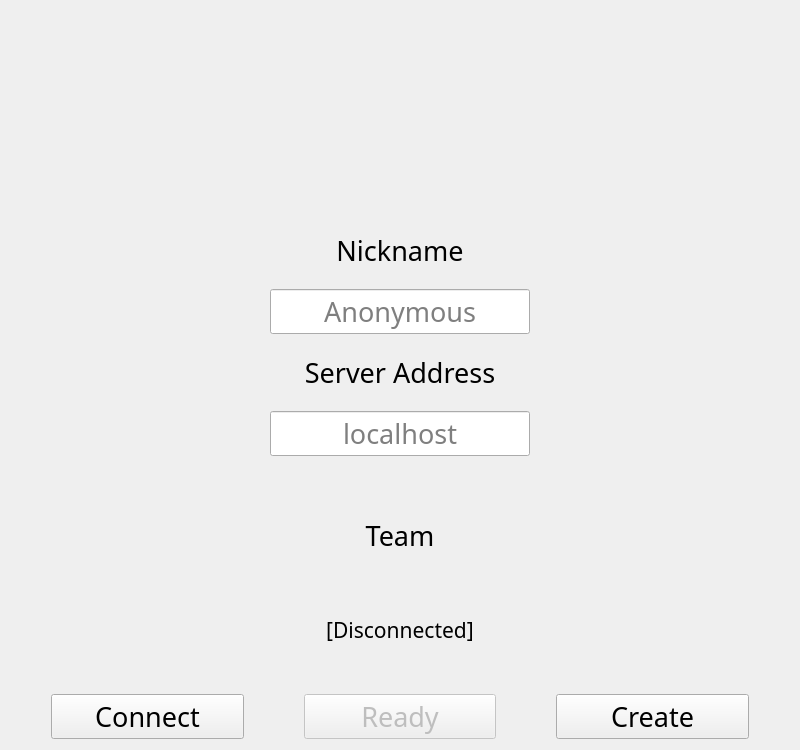
The window that src/startWindow/startWindow.ui (Generals-OI/Generals.OI) describes before a commit, drawn with Qt 5.
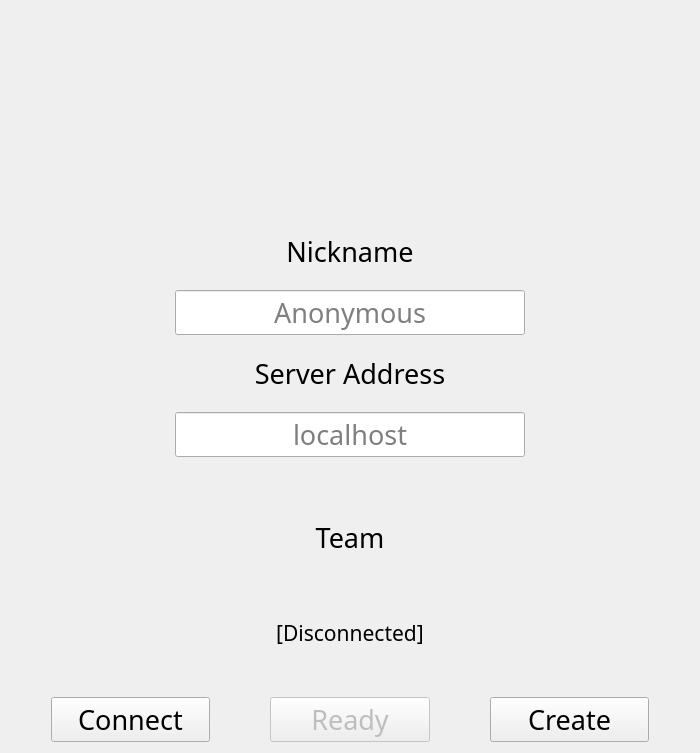
The same window after the commit. Icons and pictures are not drawn.

```diff
--- a/src/startWindow/startWindow.ui
+++ b/src/startWindow/startWindow.ui
@@ -6,13 +6,13 @@
    <rect>
     <x>0</x>
     <y>0</y>
-    <width>800</width>
-    <height>750</height>
+    <width>700</width>
+    <height>753</height>
    </rect>
   </property>
   <property name="minimumSize">
    <size>
-    <width>0</width>
+    <width>700</width>
     <height>0</height>
    </size>
   </property>
@@ -123,7 +123,7 @@
       </spacer>
      </item>
      <item>
-      <layout class="QVBoxLayout" name="vlInput">
+      <layout class="QVBoxLayout" name="vlInput" stretch="10,10,10,10">
        <property name="spacing">
         <number>20</number>
        </property>
@@ -135,6 +135,18 @@
        </property>
        <item>
         <widget class="QLabel" name="lbNickName">
+         <property name="sizePolicy">
+          <sizepolicy hsizetype="Preferred" vsizetype="Preferred">
+           <horstretch>10</horstretch>
+           <verstretch>0</verstretch>
+          </sizepolicy>
+         </property>
+         <property name="minimumSize">
+          <size>
+           <width>350</width>
+           <height>0</height>
+          </size>
+         </property>
          <property name="font">
           <font>
            <family>Quicksand Bold</family>
@@ -152,6 +164,18 @@
        </item>
        <item>
         <widget class="QLineEdit" name="leNickName">
+         <property name="sizePolicy">
+          <sizepolicy hsizetype="Expanding" vsizetype="Preferred">
+           <horstretch>10</horstretch>
+           <verstretch>0</verstretch>
+          </sizepolicy>
+         </property>
+         <property name="minimumSize">
+          <size>
+           <width>350</width>
+           <height>0</height>
+          </size>
+         </property>
          <property name="font">
           <font>
            <family>Quicksand Medium</family>
@@ -174,10 +198,25 @@
          <property name="placeholderText">
           <string>Anonymous</string>
          </property>
+         <property name="clearButtonEnabled">
+          <bool>false</bool>
+         </property>
         </widget>
        </item>
        <item>
         <widget class="QLabel" name="lbServerAddress">
+         <property name="sizePolicy">
+          <sizepolicy hsizetype="Preferred" vsizetype="Preferred">
+           <horstretch>10</horstretch>
+           <verstretch>0</verstretch>
+          </sizepolicy>
+         </property>
+         <property name="minimumSize">
+          <size>
+           <width>350</width>
+           <height>0</height>
+          </size>
+         </property>
          <property name="font">
           <font>
            <family>Quicksand Bold</family>
@@ -195,6 +234,18 @@
        </item>
        <item>
         <widget class="QLineEdit" name="leServerAddress">
+         <property name="sizePolicy">
+          <sizepolicy hsizetype="Expanding" vsizetype="Preferred">
+           <horstretch>10</horstretch>
+           <verstretch>0</verstretch>
+          </sizepolicy>
+         </property>
+         <property name="minimumSize">
+          <size>
+           <width>350</width>
+           <height>0</height>
+          </size>
+         </property>
          <property name="font">
           <font>
            <family>Quicksand Medium</family>
@@ -211,6 +262,9 @@
          <property name="placeholderText">
           <string>localhost</string>
          </property>
+         <property name="clearButtonEnabled">
+          <bool>false</bool>
+         </property>
         </widget>
        </item>
       </layout>
```
Left out of the diff: 4 changed lines with no effect on the pictures.
